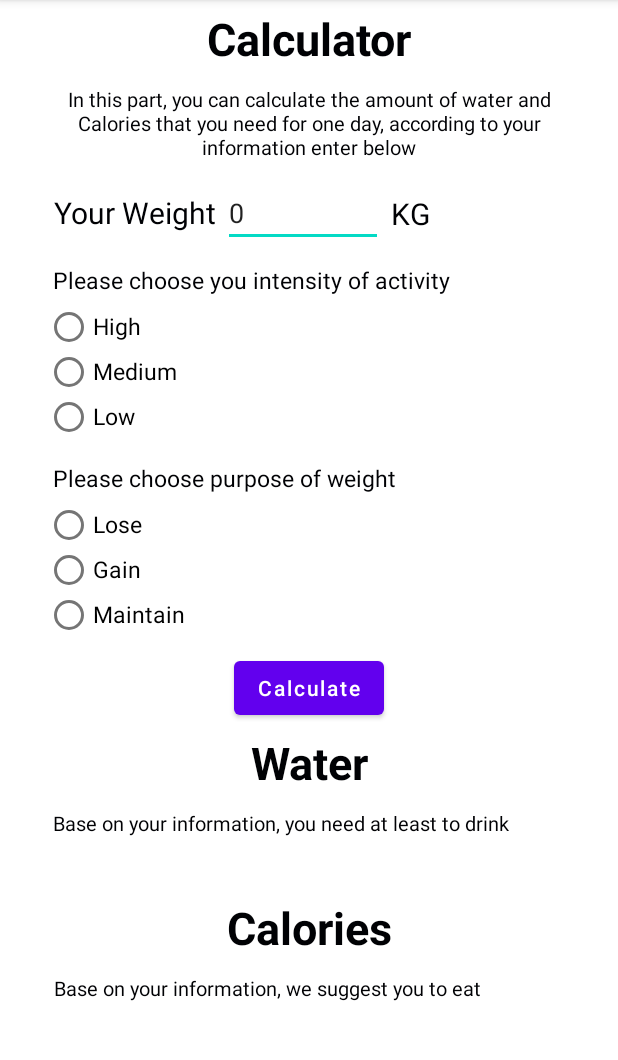
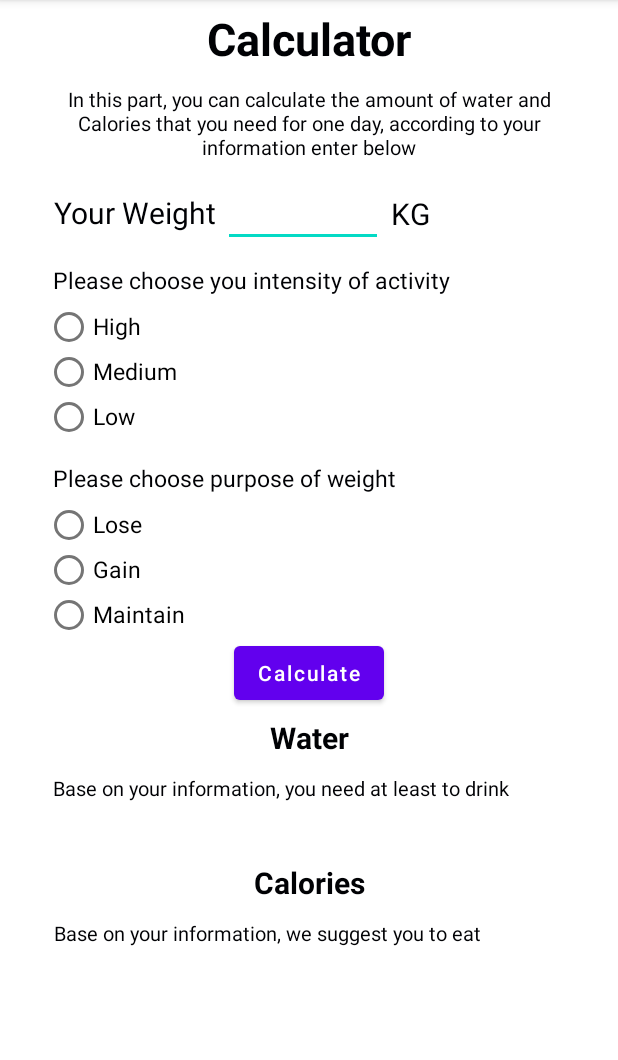
Before and after one commit to LlockieLleone/NutritiousLife, an Android app: the Calculator screen opened directly, with no data from a screen before it, on a phone screen of 412 x 824 dp, the part 84-1144 px from its top. Run offline under Robolectric (Android 15) with nearby library versions, the phone set to English and light mode, and no system bars; our stand-ins replace Firebase (no records; nobody signed in at launch, a user with empty details on screens opened directly).

Commit message:
Modift UI Design, Optimize code details

```diff
--- a/app/src/main/java/com/example/nutritiouslife/Calculator.java
+++ b/app/src/main/java/com/example/nutritiouslife/Calculator.java
@@ -77,10 +77,8 @@ public class Calculator extends AppCompatActivity implements View.OnClickListene
 
         userId = getIntent().getStringExtra("id");
         weightFromHome = getIntent().getStringExtra("weight");
+        //!! here is a get String Extra, always put a String type in intent, other wise it will not send the value(which is null)
 
-        Toast.makeText(this,
-                "data get from home is " + weightFromHome,
-                Toast.LENGTH_LONG).show();
 
         editTextWeightForCalculate.setText(String.valueOf(weight));
 
@@ -90,7 +88,7 @@ public class Calculator extends AppCompatActivity implements View.OnClickListene
 
         userChild.addValueEventListener(this);
 
-
+        editTextWeightForCalculate.setText(weightFromHome);
     }
 
     private int calculateWaterVolume(String intensity) throws Exception{
--- a/app/src/main/java/com/example/nutritiouslife/MainActivity.java
+++ b/app/src/main/java/com/example/nutritiouslife/MainActivity.java
@@ -88,4 +88,7 @@ public class MainActivity extends AppCompatActivity implements View.OnClickListe
 
     }
 
+
+
+
 }
--- a/app/src/main/res/layout/activity_calculator.xml
+++ b/app/src/main/res/layout/activity_calculator.xml
@@ -173,7 +173,7 @@
         app:layout_constraintLeft_toLeftOf="parent"
         app:layout_constraintTop_toBottomOf="@id/rgNeed"
         app:layout_constraintRight_toRightOf="parent"
-        android:layout_marginTop="10dp"
+
         android:textAllCaps="false"/>
 
     <TextView
@@ -181,7 +181,7 @@
         android:layout_width="wrap_content"
         android:layout_height="wrap_content"
         android:text="Water"
-        android:textSize="30sp"
+        android:textSize="20sp"
 
         app:layout_constraintLeft_toLeftOf="parent"
         app:layout_constraintRight_toRightOf="parent"
@@ -220,7 +220,7 @@
         android:layout_width="wrap_content"
         android:layout_height="wrap_content"
         android:text="Calories"
-        android:textSize="30sp"
+        android:textSize="20sp"
 
         app:layout_constraintLeft_toLeftOf="parent"
         app:layout_constraintRight_toRightOf="parent"
```
Also changed, not shown: app/src/main/java/com/example/nutritiouslife/Home.java (+21 -7 lines).
